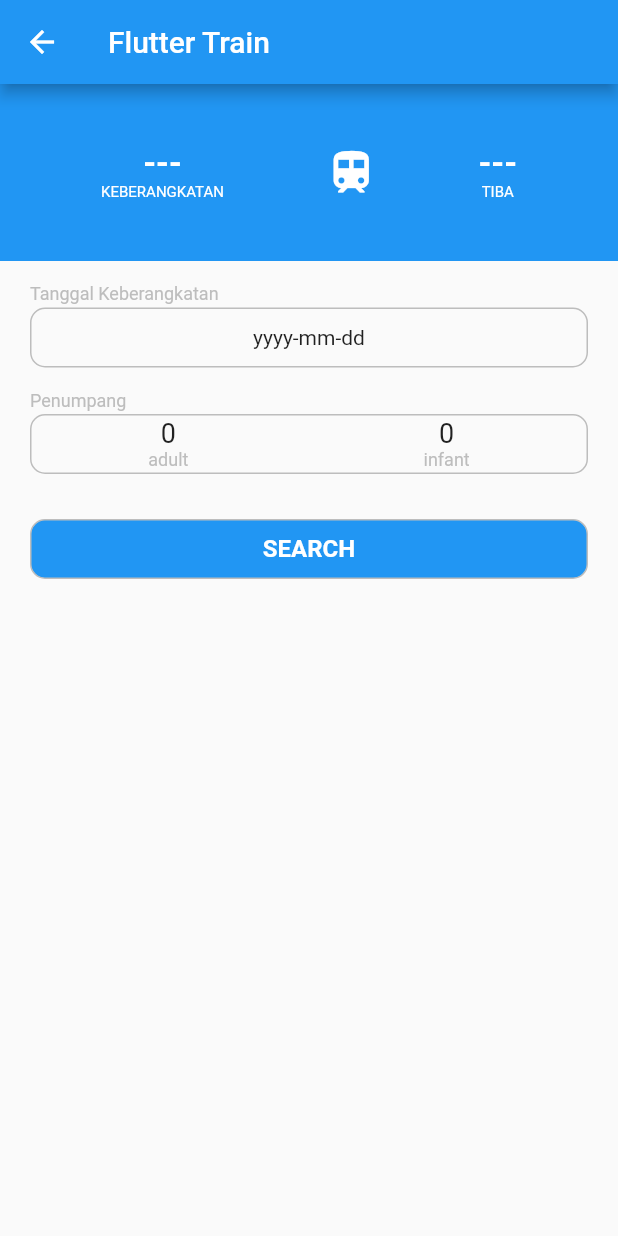
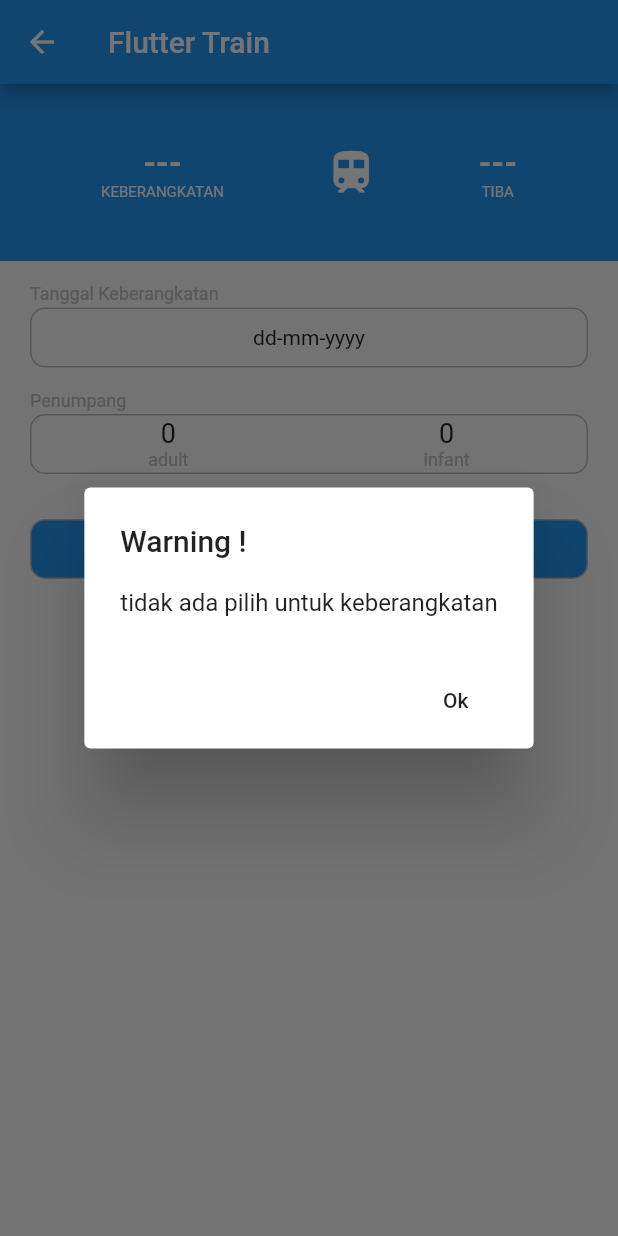
Before and after one commit to maulana20/flutter-train, a Flutter app: the TrainPage screen opened directly, after a tap on "SEARCH", on a phone screen of 412 x 824 dp. Run offline on Flutter 3.47's test engine with Material 2 defaults, Android fonts, the phone set to English and light mode, and no system bars; our stand-ins replace rxdart; accounts and stored records are empty.

```diff
--- /dev/null
+++ b/lib/api/versatiket_api.dart
@@ -0,0 +1,44 @@
+import 'dart:async';
+
+import 'package:http/http.dart' as http;
+
+import 'session.dart';
+
+import '../model/schedule.dart';
+import '../screen/train/bloc/search_bloc.dart';
+
+class VersatiketApi {
+	final String url = 'url';
+	final String username = 'user';
+	final String password = 'pass';
+
+	Session session = new Session();
+
+	Future start() async {
+		final isonlogin_data = await isonlogin();
+		if (isonlogin_data['status'] == 'failed') {
+			final login_data = await login();
+			if (login_data['status'] == 'inuse') await ajaxresetlogin();
+		}
+	}
+
+	Future login() async {
+		return await session.post(url + '/api/admin', body: {'user': username, 'password': password});
+	}
+
+	Future ajaxresetlogin() async {
+		return await session.post(url + '/api/admin/ajaxresetlogin', body: {'is_agree': 'true'});
+	}
+
+	Future logout() async {
+		return await session.get(url + '/api/admin/logout');
+	}
+
+	Future isonlogin() async {
+		return await session.get(url + '/api/admin/isonlogin');
+	}
+
+	Future search(Search search) async {
+		return await session.post(url + '/api/bookkai/kaih2h', body: {'from_code': search.departure.station_code, 'to_code': search.arrival.station_code, 'from_date': search.date, 'to_date': search.date, 'trip_type': 'oneway', 'adult': '${search.adult}', 'child': '0', 'infant': '${search.infant}' });
+	}
+}
--- a/lib/model/schedule.dart
+++ b/lib/model/schedule.dart
@@ -1,17 +1,23 @@
+import 'schedule_detail.dart';
+
 class Schedule extends Object {
 	String journey;
 	String ka_name;
 	String route;
 	String str_time;
+	List<ScheduleDetail> detail;
 
-	Schedule({ this.journey, this.ka_name, this.route, this.str_time });
+	Schedule({ this.journey, this.ka_name, this.route, this.str_time, this.detail });
 
 	factory Schedule.fromJson(Map<String, dynamic> json) {
+		List<ScheduleDetail> detail = json['sub'].map<ScheduleDetail>((data) => ScheduleDetail.fromJson(data)).toList();
+
 		return Schedule(
 			journey: json['journey'],
 			ka_name: json['ka_name'],
 			route: json['route'],
 			str_time: json['str_time'],
+			detail: detail,
 		);
 	}
 }
--- /dev/null
+++ b/lib/model/schedule_detail.dart
@@ -0,0 +1,22 @@
+class ScheduleDetail extends Object {
+	String train_name;
+	String train_class;
+	String type;
+	String seat;
+	bool disabled;
+	String adult_fare;
+	String infant_fare;
+
+	ScheduleDetail({ this.train_name, this.train_class, this.type, this.seat, this.disabled, this.adult_fare, this.infant_fare });
+	factory ScheduleDetail.fromJson(Map<String, dynamic> json) {
+		return ScheduleDetail(
+			train_name: json['value'],
+			train_class: json['class'],
+			type: json['type'],
+			seat: json['seat'],
+			disabled: json['disabled'],
+			adult_fare: json['adult_fare'],
+			infant_fare: json['infant_fare'],
+		);
+	}
+}
--- a/lib/screen/train/train_page.dart
+++ b/lib/screen/train/train_page.dart
@@ -9,7 +9,9 @@ import 'package:provider/provider.dart';
 import 'bloc/search_bloc.dart';
 
 import '../../model/station.dart';
+import '../../model/schedule.dart';
 import '../../api/station_lookup.dart';
+import '../../api/versatiket_api.dart';
 
 class TrainPage extends StatefulWidget {
 	TrainPage({ this.stationLookup });
@@ -24,6 +26,66 @@ class _TrainPageState extends State<TrainPage> {
 	_TrainPageState({ this.stationLookup });
 
 	final StationLookup stationLookup;
+
+	VersatiketApi _versaApi;
+	List<Schedule> schedules;
+
+	bool _isLoading = false;
+
+	@override
+	void initState() {
+		super.initState();
+		_versaApi = VersatiketApi();
+	}
+
+	Future<void> _alert(BuildContext context, String info) {
+		return showDialog<void>(
+			context: context,
+			builder: (BuildContext context) {
+				return AlertDialog(
+					title: Text('Warning !'),
+					content: Text(info),
+					actions: <Widget>[
+						FlatButton(
+							child: Text('Ok'),
+							onPressed: () {
+							  Navigator.of(context).pop();
+							},
+						),
+					],
+				);
+			},
+		);
+	}
+
+	Future _process(Search search) async {
+		if (search.departure == null) {
+			_alert(context, 'tidak ada pilih untuk keberangkatan');
+		} else if (search.arrival == null) {
+			_alert(context, 'tidak ada pilih untuk tiba');
+		} else if (search.date == null) {
+			_alert(context, 'tanggal harus di isi');
+		} else if (search.adult == null) {
+			_alert(context, 'penumpang dewasa tidak boleh kosong');
+		} else {
+			setState(() { _isLoading = true; } );
+			await _versaApi.start();
+
+			var res = await _versaApi.search(search);
+
+			if (res['status'] == 'timeout') {
+				_alert(context, res['message']);
+			} else if (res['status'] == 'failed') {
+				_alert(context, res['content']['reason']);
+			} else {
+				schedules = res['content']['list'].map<Schedule>((json) => Schedule.fromJson(json)).toList();
+				for (final data in schedules) {
+					print(data.ka_name);
+				}
+			}
+			setState(() { _isLoading = false; } );
+		}
+	}
 
 	@override
 	Widget build(BuildContext context) {
@@ -54,7 +116,7 @@ class _TrainPageState extends State<TrainPage> {
 
 	Widget BoxDecorationButton(Search search) {
 		return InkWell(
-			onTap: () { print('${search.departure.station_code} ${search.arrival.station_code} ${search.date} ${search.adult} ${search.infant}'); },
+			onTap: () { _process(search); },
 			child: Container(
 				padding: EdgeInsets.only(left: 20.0, right: 20.0),
 				child: Container(
@@ -65,7 +127,7 @@ class _TrainPageState extends State<TrainPage> {
 						border: Border.all(color: Colors.grey[400], width: 1.0),
 						borderRadius: BorderRadius.circular(10.0),
 					),
-					child: Text('SEARCH', style: TextStyle(fontWeight: FontWeight.bold, fontSize: 16.0, color: Colors.white)),
+					child: _isLoading ? SizedBox(child: CircularProgressIndicator( valueColor: AlwaysStoppedAnimation<Color>(Colors.white)), height: 10.0, width: 10.0 ) : Text('SEARCH', style: TextStyle(fontWeight: FontWeight.bold, fontSize: 16.0, color: Colors.white)),
 				),
 			),
 		);
@@ -168,10 +230,10 @@ class _BoxDecorationDateState extends State<BoxDecorationDate> {
 	_BoxDecorationDateState({ this.searchBloc });
 
 	final SearchBloc searchBloc;
-	String date = "yyyy-mm-dd";
+	String date = "dd-mm-yyyy";
 	// String date = DateFormat("yyyy-MM-dd").format(DateTime.now());
 
-	Future selectDate() async {
+	Future _selectDate() async {
 		DateTime picked = await showDatePicker(
 			context: context,
 			initialDate: new DateTime.now(),
@@ -180,7 +242,7 @@ class _BoxDecorationDateState extends State<BoxDecorationDate> {
 		);
 		if(picked != null) {
 			setState(() {
-				date = DateFormat('yyyy-MM-dd').format(picked);
+				date = DateFormat('dd-MM-yyyy').format(picked);
 				print('Selected date: ' + date);
 				searchBloc.updateWith(date: date);
 			});
@@ -190,7 +252,7 @@ class _BoxDecorationDateState extends State<BoxDecorationDate> {
 	@override
 	Widget build(BuildContext context) {
 		return InkWell(
-			onTap: () { selectDate(); },
+			onTap: () { _selectDate(); },
 			child: Container(
 				padding: EdgeInsets.only(left: 20.0, right: 20.0),
 				child: Column(
--- a/lib/versatech_api.dart
+++ b/lib/versatech_api.dart
@@ -31,7 +31,7 @@ void main() async {
 	}
 
 	Future login() async {
-		final response = await session.post('https://atris.versatiket.co.id/api/admin', body: {'user': 'user', 'password': 'password'});
+		final response = await session.post('https://atris.versatiket.co.id/api/admin', body: {'user': 'maulanasaputra11091082@gmail.com', 'password': 'Versa321'});
 
 		return response;
 	}
@@ -76,7 +76,9 @@ void main() async {
 
 	await search();
 	for (final data in _schedules) {
-		print(data.ka_name);
+		for (final detail in data.detail) {
+			print('${detail.adult_fare}');
+		}
 	}
 
 	await logout();
```
